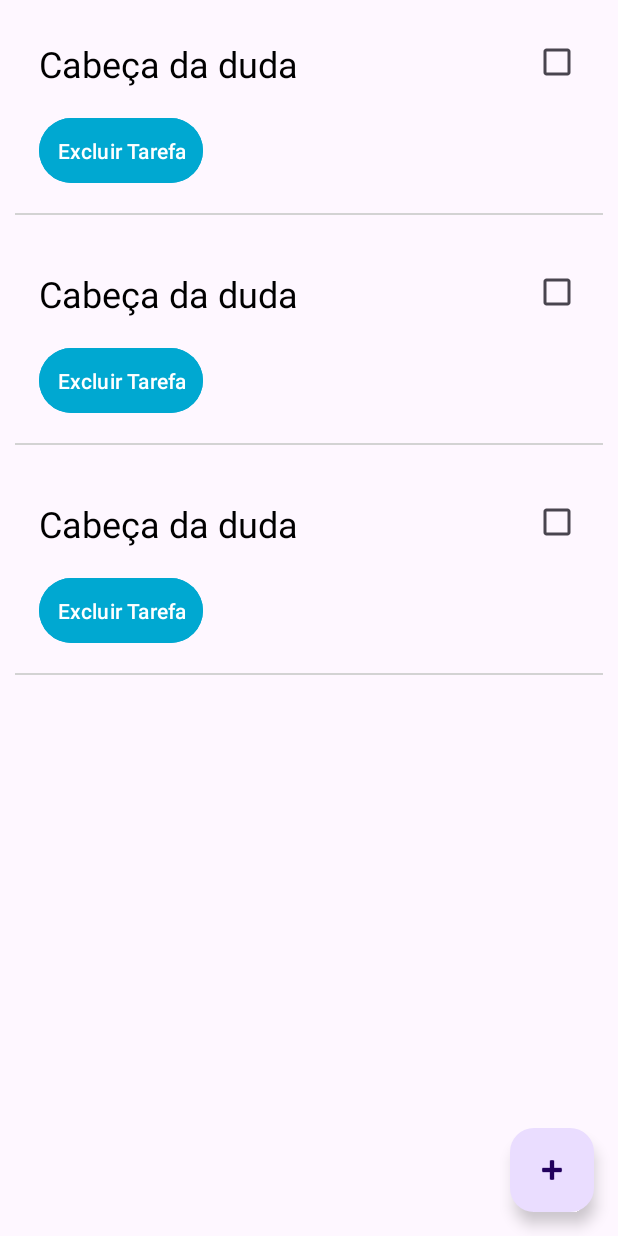
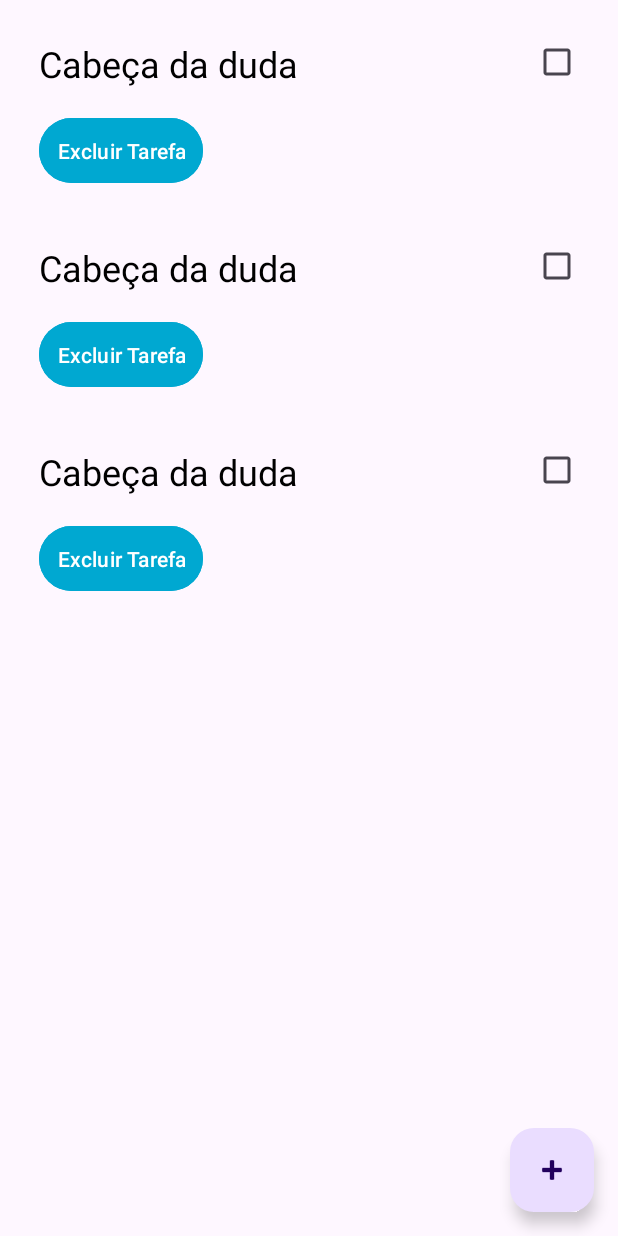
Before and after one commit to fatekkl/Android-TaskList, an Android app: the layout activity_main.xml on its own in the app's theme, with its tools: preview values and no code run, on a phone screen of 412 x 824 dp. Run offline under Robolectric (Android 15) with nearby library versions, the phone set to English and light mode, and no system bars.

Commit message:
change color checked

```diff
--- a/app/src/main/res/layout/task_item.xml
+++ b/app/src/main/res/layout/task_item.xml
@@ -28,7 +28,7 @@
         android:layout_margin="16dp"
         app:layout_constraintTop_toBottomOf="@+id/task_name"
         android:backgroundTint="#00A8D1"
-        android:text="Excluir Tarefa"
+        android:text="@string/excluir_tarefa"
         android:textColor="#FFFFFF"
         android:padding="12dp"
         android:radius="12dp"
@@ -44,14 +44,6 @@
         app:layout_constraintTop_toTopOf="parent"
         />
 
-    <View
-        android:id="@+id/divider"
-        android:layout_width="match_parent"
-        android:layout_height="1dp"
-        android:layout_marginTop="16dp"
-        android:background="#D3D3D3"
-        app:layout_constraintTop_toBottomOf="@id/task_button" />
-
 
 
 </androidx.constraintlayout.widget.ConstraintLayout>
--- a/app/src/main/res/values/colors.xml
+++ b/app/src/main/res/values/colors.xml
@@ -3,5 +3,5 @@
     <color name="black">#FF000000</color>
     <color name="white">#FFFFFFFF</color>
     <color name="red">#FF0000</color>
-    <color name="gray">#D3D3D3</color>
+    <color name="gray">#80808080</color>
 </resources>
--- a/app/src/main/res/values/strings.xml
+++ b/app/src/main/res/values/strings.xml
@@ -43,4 +43,5 @@
         libero vel nunc consequat, quis tincidunt nisl eleifend. Cras bibendum enim a justo luctus
         vestibulum. Fusce dictum libero quis erat maximus, vitae volutpat diam dignissim.
     </string>
+    <string name="excluir_tarefa">Excluir Tarefa</string>
 </resources>
```
